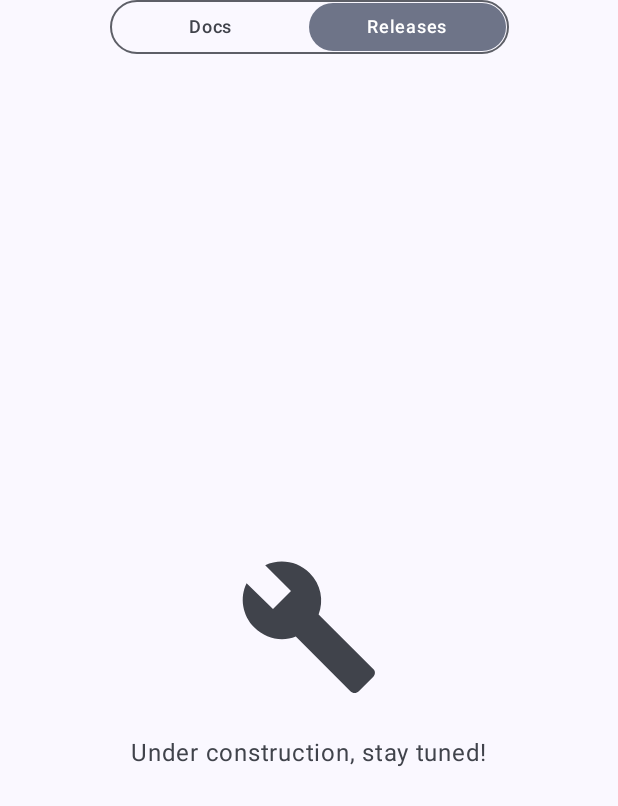
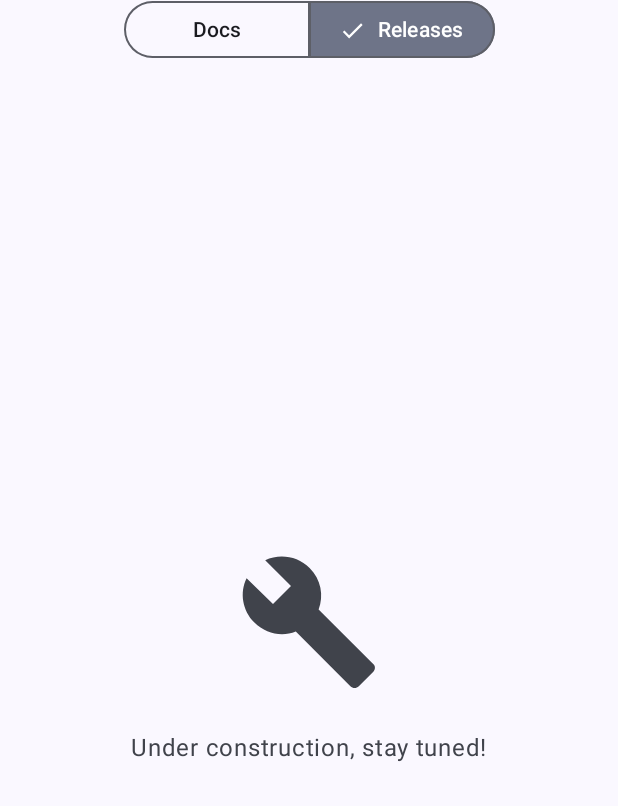
Before and after one commit to Animesh-Varma/Sigil, an Android app built with Jetpack Compose: the composable DocsScreen shown on its own in the app's theme, after a tap on "Releases", on a phone screen of 412 x 824 dp. Shown: the top 806 px of the screen. Run offline under Robolectric (Android 15) with nearby library versions, the phone set to English and light mode, and no system bars.

Commit message:
UI polish

```diff
--- a/app/src/main/java/dev/animeshvarma/sigil/ui/SigilApp.kt
+++ b/app/src/main/java/dev/animeshvarma/sigil/ui/SigilApp.kt
@@ -155,7 +155,7 @@ fun HomeContent(viewModel: SigilViewModel, uiState: UiState) {
         modifier = Modifier.padding(horizontal = 16.dp).fillMaxWidth(),
         horizontalAlignment = Alignment.CenterHorizontally
     ) {
-        SingleChoiceSegmentedButtonRow(modifier = Modifier.fillMaxWidth(0.65f)) {
+        SingleChoiceSegmentedButtonRow(modifier = Modifier.fillMaxWidth(0.65f).height(38.dp)) {
             SegmentedButton(
                 selected = uiState.selectedMode == SigilMode.AUTO,
                 onClick = { viewModel.onModeSelected(SigilMode.AUTO) },
--- a/app/src/main/java/dev/animeshvarma/sigil/ui/screens/DocsScreen.kt
+++ b/app/src/main/java/dev/animeshvarma/sigil/ui/screens/DocsScreen.kt
@@ -1,26 +1,27 @@
 package dev.animeshvarma.sigil.ui.screens
 
-import androidx.compose.foundation.background
-import androidx.compose.foundation.border
-import androidx.compose.foundation.clickable
+import androidx.compose.animation.AnimatedContent
+import androidx.compose.animation.core.spring
+import androidx.compose.animation.fadeIn
+import androidx.compose.animation.fadeOut
+import androidx.compose.animation.slideInHorizontally
+import androidx.compose.animation.slideOutHorizontally
+import androidx.compose.animation.togetherWith
 import androidx.compose.foundation.layout.*
-import androidx.compose.foundation.shape.CircleShape
-import androidx.compose.material3.MaterialTheme
-import androidx.compose.material3.Text
+import androidx.compose.material3.*
 import androidx.compose.runtime.*
 import androidx.compose.ui.Alignment
 import androidx.compose.ui.Modifier
-import androidx.compose.ui.draw.clip
-import androidx.compose.ui.graphics.Color
-import androidx.compose.ui.text.font.FontWeight
+import androidx.compose.ui.unit.IntOffset
 import androidx.compose.ui.unit.dp
-import androidx.compose.ui.unit.sp
 import dev.animeshvarma.sigil.ui.components.UnderConstructionView
+import dev.animeshvarma.sigil.ui.theme.AnimationConfig
 
+@OptIn(ExperimentalMaterial3Api::class)
 @Composable
 fun DocsScreen() {
     // Local state for this screen's tabs
-    var selectedTab by remember { mutableIntStateOf(0) }
+    var selectedTabIndex by remember { mutableIntStateOf(0) }
     val tabs = listOf("Docs", "Releases")
 
     Column(
@@ -29,43 +30,50 @@ fun DocsScreen() {
             .padding(horizontal = 16.dp),
         horizontalAlignment = Alignment.CenterHorizontally
     ) {
-        // Tab Selector (Matches Home Style & Width)
-        Row(
+        // [FIX] Material 3 Segmented Button (Same size/style as Home)
+        SingleChoiceSegmentedButtonRow(
             modifier = Modifier
-                .fillMaxWidth(0.7f)
-                .height(36.dp)
-                .border(1.dp, MaterialTheme.colorScheme.outline, CircleShape)
-                .clip(CircleShape)
-                .padding(2.dp)
+                .fillMaxWidth(0.65f)
+                .height(38.dp)
         ) {
             tabs.forEachIndexed { index, title ->
-                val isSelected = selectedTab == index
-                Box(
-                    contentAlignment = Alignment.Center,
-                    modifier = Modifier
-                        .weight(1f)
-                        .fillMaxHeight()
-                        .clip(CircleShape)
-                        .background(if (isSelected) MaterialTheme.colorScheme.secondaryContainer else Color.Transparent)
-                        .clickable { selectedTab = index }
+                SegmentedButton(
+                    selected = selectedTabIndex == index,
+                    onClick = { selectedTabIndex = index },
+                    shape = SegmentedButtonDefaults.itemShape(index = index, count = tabs.size)
                 ) {
-                    Text(
-                        text = title,
-                        fontSize = 12.sp,
-                        fontWeight = FontWeight.Medium,
-                        color = if (isSelected) MaterialTheme.colorScheme.onSecondaryContainer else MaterialTheme.colorScheme.onSurfaceVariant
-                    )
+                    Text(title)
                 }
             }
         }
 
-        Spacer(modifier = Modifier.height(24.dp))
+        Spacer(modifier = Modifier.height(15.dp))
 
-        // Content
+        // [FIX] Animated Content with Spring Physics
         Box(modifier = Modifier.fillMaxSize()) {
-            when (selectedTab) {
-                0 -> DocsContent()
-                1 -> ReleasesContent()
+            val slideSpring = spring<IntOffset>(
+                stiffness = AnimationConfig.STIFFNESS,
+                dampingRatio = AnimationConfig.DAMPING
+            )
+
+            AnimatedContent(
+                targetState = selectedTabIndex,
+                transitionSpec = {
+                    // Logic: If index increases (Docs -> Releases), slide left. Else slide right.
+                    if (targetState > initialState) {
+                        slideInHorizontally(animationSpec = slideSpring) { it } + fadeIn() togetherWith
+                                slideOutHorizontally(animationSpec = slideSpring) { -it } + fadeOut()
+                    } else {
+                        slideInHorizontally(animationSpec = slideSpring) { -it } + fadeIn() togetherWith
+                                slideOutHorizontally(animationSpec = slideSpring) { it } + fadeOut()
+                    }
+                },
+                label = "DocsTabTransition"
+            ) { tabIndex ->
+                when (tabIndex) {
+                    0 -> DocsContent()
+                    1 -> ReleasesContent()
+                }
             }
         }
     }
```
